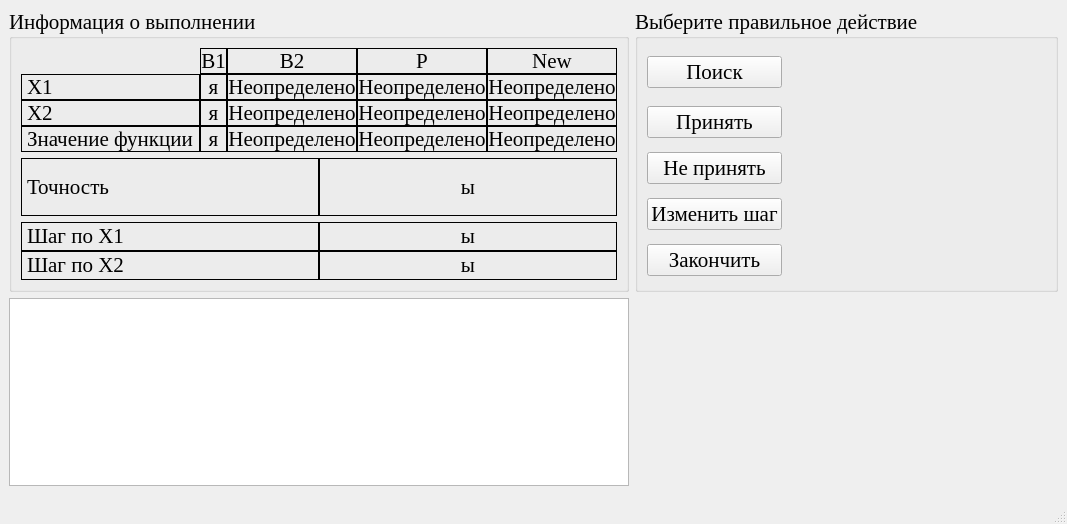
The window that optimizationmethods/ui/HuGi.ui (Eliminationzx/optimizationmethods) describes before a commit, drawn with Qt 5.
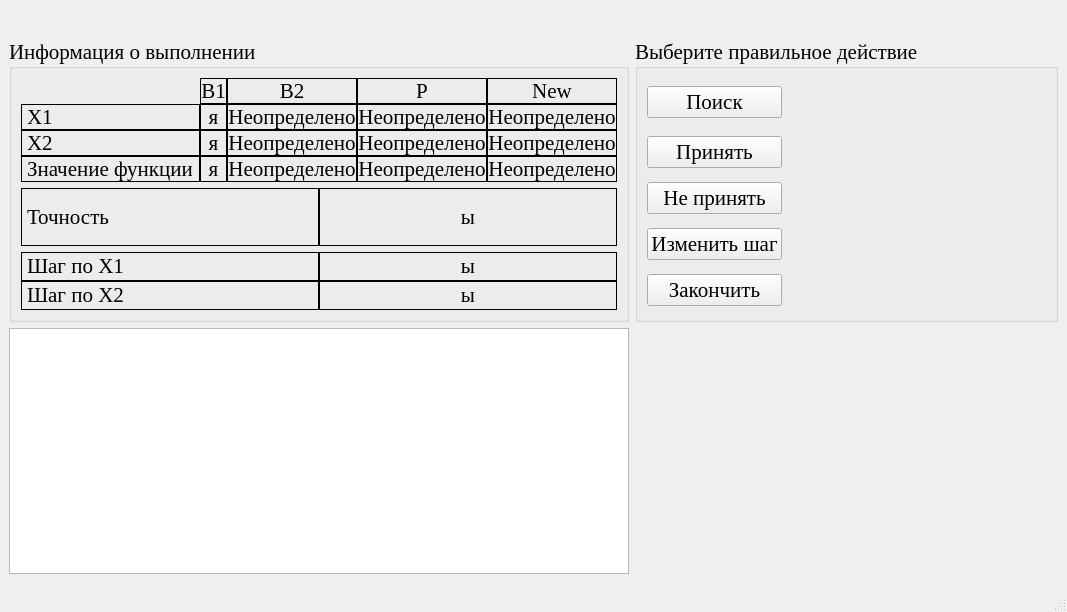
The same window after the commit. The open tabs and pages were chosen to show the change. Icons and pictures are not drawn.

The edit to the form file:
```diff
--- a/optimizationmethods/ui/HuGi.ui
+++ b/optimizationmethods/ui/HuGi.ui
@@ -10,7 +10,7 @@
     <x>0</x>
     <y>0</y>
     <width>1035</width>
-    <height>524</height>
+    <height>612</height>
    </rect>
   </property>
   <property name="font">
@@ -27,8 +27,15 @@
     <normaloff>:/icon/icon.bmp</normaloff>:/icon/icon.bmp</iconset>
   </property>
   <widget class="QWidget" name="centralwidget">
-   <layout class="QGridLayout" name="gridLayout_8" columnstretch="1,1">
-    <item row="0" column="0">
+   <layout class="QGridLayout" name="gridLayout_8" columnstretch="1,2">
+    <item row="0" column="0" colspan="2">
+     <widget class="QLabel" name="func">
+      <property name="alignment">
+       <set>Qt::AlignCenter</set>
+      </property>
+     </widget>
+    </item>
+    <item row="1" column="0">
      <widget class="QGroupBox" name="groupBox_2">
       <property name="title">
        <string>Информация о выполнении</string>
@@ -440,7 +447,7 @@
       </layout>
      </widget>
     </item>
-    <item row="0" column="1">
+    <item row="1" column="1">
      <widget class="QGroupBox" name="groupBox_3">
       <property name="title">
        <string>Выберите правильное действие</string>
@@ -803,7 +810,7 @@
       </layout>
      </widget>
     </item>
-    <item row="1" column="0">
+    <item row="2" column="0">
      <widget class="QTextBrowser" name="LogTxtBrsr">
       <property name="font">
        <font>
```
Left out of the diff: 2 changed lines with no effect on the pictures.
